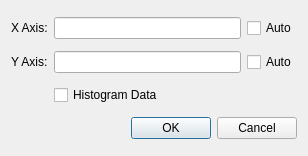
Old version of the form src/interface/ui/line_plot_settings.ui in the repository FXIhub/hummingbird.
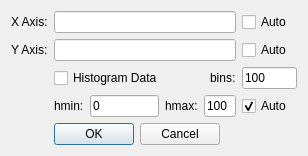
New version of the form.

Commit message: Added some features to the line ploy histogram

Diff of the .ui file:
```diff
--- a/src/interface/ui/line_plot_settings.ui
+++ b/src/interface/ui/line_plot_settings.ui
@@ -14,20 +14,6 @@
    <string>Dialog</string>
   </property>
   <layout class="QGridLayout" name="gridLayout">
-   <item row="0" column="2">
-    <widget class="QCheckBox" name="x_auto">
-     <property name="text">
-      <string>Auto</string>
-     </property>
-    </widget>
-   </item>
-   <item row="1" column="2">
-    <widget class="QCheckBox" name="y_auto">
-     <property name="text">
-      <string>Auto</string>
-     </property>
-    </widget>
-   </item>
    <item row="0" column="0">
     <widget class="QLabel" name="label_2">
      <property name="text">
@@ -35,19 +21,13 @@
      </property>
     </widget>
    </item>
-   <item row="1" column="1">
-    <widget class="QLineEdit" name="y_label"/>
-   </item>
-   <item row="0" column="1">
+   <item row="0" column="1" colspan="6">
     <widget class="QLineEdit" name="x_label"/>
    </item>
-   <item row="5" column="1" colspan="2">
-    <widget class="QDialogButtonBox" name="buttonBox">
-     <property name="orientation">
-      <enum>Qt::Horizontal</enum>
-     </property>
-     <property name="standardButtons">
-      <set>QDialogButtonBox::Cancel|QDialogButtonBox::Ok</set>
+   <item row="0" column="7">
+    <widget class="QCheckBox" name="x_auto">
+     <property name="text">
+      <string>Auto</string>
      </property>
     </widget>
    </item>
@@ -58,13 +38,85 @@
      </property>
     </widget>
    </item>
-   <item row="4" column="1">
+   <item row="1" column="1" colspan="6">
+    <widget class="QLineEdit" name="y_label"/>
+   </item>
+   <item row="1" column="7">
+    <widget class="QCheckBox" name="y_auto">
+     <property name="text">
+      <string>Auto</string>
+     </property>
+    </widget>
+   </item>
+   <item row="2" column="1" colspan="4">
     <widget class="QCheckBox" name="histogram">
      <property name="text">
       <string>Histogram Data</string>
      </property>
     </widget>
    </item>
+   <item row="2" column="5" colspan="2">
+    <widget class="QLabel" name="label_1">
+     <property name="text">
+      <string>bins:</string>
+     </property>
+    </widget>
+   </item>
+   <item row="2" column="7">
+    <widget class="QLineEdit" name="histBins">
+     <property name="text">
+      <string>100</string>
+     </property>
+    </widget>
+   </item>
+   <item row="3" column="1">
+    <widget class="QLabel" name="label">
+     <property name="text">
+      <string>hmin:</string>
+     </property>
+    </widget>
+   </item>
+   <item row="3" column="2">
+    <widget class="QLineEdit" name="histMin">
+     <property name="text">
+      <string>0</string>
+     </property>
+    </widget>
+   </item>
+   <item row="3" column="3">
+    <widget class="QLabel" name="label_4">
+     <property name="text">
+      <string>hmax:</string>
+     </property>
+    </widget>
+   </item>
+   <item row="4" column="1" colspan="5">
+    <widget class="QDialogButtonBox" name="buttonBox">
+     <property name="orientation">
+      <enum>Qt::Horizontal</enum>
+     </property>
+     <property name="standardButtons">
+      <set>QDialogButtonBox::Cancel|QDialogButtonBox::Ok</set>
+     </property>
+    </widget>
+   </item>
+   <item row="3" column="7">
+    <widget class="QCheckBox" name="histAutorange">
+     <property name="text">
+      <string>Auto</string>
+     </property>
+     <property name="checked">
+      <bool>true</bool>
+     </property>
+    </widget>
+   </item>
+   <item row="3" column="4" colspan="3">
+    <widget class="QLineEdit" name="histMax">
+     <property name="text">
+      <string>100</string>
+     </property>
+    </widget>
+   </item>
   </layout>
  </widget>
  <resources/>
```
The commit also changes 1 other file.
